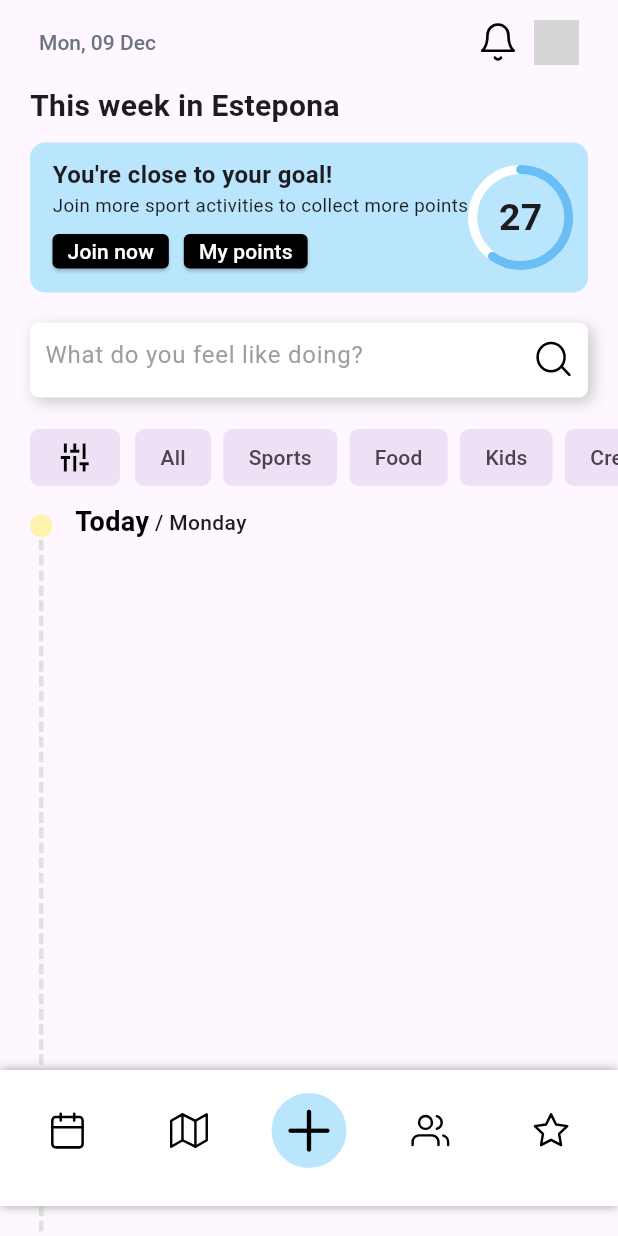
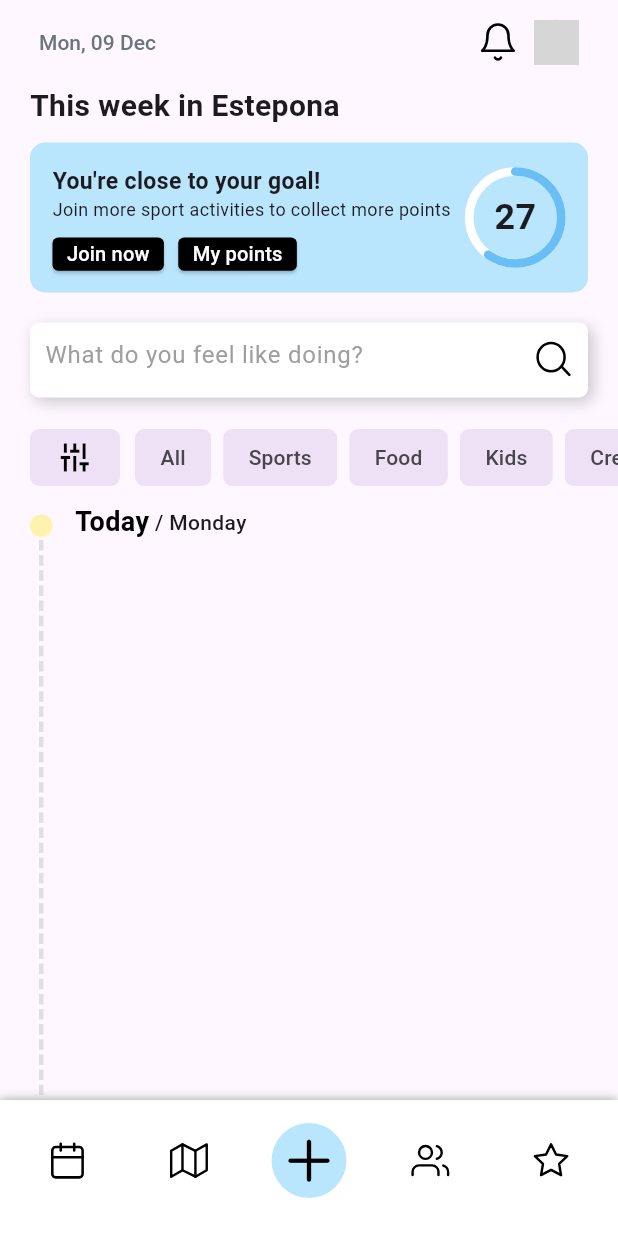
Before and after one commit to dMuvdi/TWNSQUARE, a Flutter app: the screen it shows after launch, on a phone screen of 412 x 824 dp. Run offline on Flutter 3.47's test engine with Material 3 defaults, Android fonts, the light colour scheme and no system bars; drawn by our look-alikes of flutter_dash, percent_indicator; our stand-ins replace auto_size_text, cloud_firestore, firebase_core, flutter_svg, get; accounts and stored records are empty; generated files the repository leaves out were written again; network calls fail; statements that could not run were skipped; project files that could hold a hidden picture were left out; grey boxes are pictures that could not be loaded.

Commit message:
Updated mobile responsiveness and README

```diff
--- a/lib/app/screens/mobile/home_view.dart
+++ b/lib/app/screens/mobile/home_view.dart
@@ -84,6 +84,7 @@ class MobileHomeView extends GetView<HomeViewController> {
                     decoration: BoxDecoration(
                         color: const Color(0xFFBAE6FD),
                         borderRadius: BorderRadius.circular(10.0)),
+                    child: FittedBox(
                       child: Row(
                         mainAxisAlignment: MainAxisAlignment.spaceBetween,
                         children: [
@@ -98,7 +99,8 @@ class MobileHomeView extends GetView<HomeViewController> {
                               const Text(
                                 'Join more sport activities to collect more points',
                                 style: TextStyle(
-                                  fontSize: 12.5, fontWeight: FontWeight.w400),
+                                    fontSize: 12.5,
+                                    fontWeight: FontWeight.w400),
                               ),
                               const SizedBox(
                                 height: 10.0,
@@ -114,7 +116,8 @@ class MobileHomeView extends GetView<HomeViewController> {
                                             horizontal: 10.0),
                                         backgroundColor: Colors.black,
                                         shape: RoundedRectangleBorder(
-                                        borderRadius: BorderRadius.circular(4),
+                                          borderRadius:
+                                              BorderRadius.circular(4),
                                         ),
                                         minimumSize:
                                             const Size(1, 23), // width, height
@@ -139,7 +142,8 @@ class MobileHomeView extends GetView<HomeViewController> {
                                             horizontal: 10.0),
                                         backgroundColor: Colors.black,
                                         shape: RoundedRectangleBorder(
-                                        borderRadius: BorderRadius.circular(4),
+                                          borderRadius:
+                                              BorderRadius.circular(4),
                                         ),
                                         minimumSize:
                                             const Size(1, 23), // width, height
@@ -155,6 +159,9 @@ class MobileHomeView extends GetView<HomeViewController> {
                                 ],
                               )
                             ],
+                          ),
+                          const SizedBox(
+                            width: 10.0,
                           ),
                           CircularPercentIndicator(
                             radius: 35,
@@ -172,6 +179,7 @@ class MobileHomeView extends GetView<HomeViewController> {
                             ),
                           ),
                         ],
+                      ),
                     ),
                   ),
                 ),
--- a/lib/app/screens/mobile/layout/layout_screen.dart
+++ b/lib/app/screens/mobile/layout/layout_screen.dart
@@ -1,27 +1,21 @@
-import 'dart:io';
-
 import 'package:flutter/material.dart';
 import 'package:twn_square/app/screens/mobile/home_view.dart';
-
 
 import '../../../../src/shared/bottom_navigation_bar.dart';
 
 class LayoutScreen extends StatelessWidget {
-
   const LayoutScreen({super.key});
 
   @override
-  Widget build(BuildContext context) => Scaffold(
+  Widget build(BuildContext context) => const Scaffold(
         backgroundColor: Colors.white,
         resizeToAvoidBottomInset: false,
         body: Stack(
           children: [
-            const Center(
-              child: MobileHomeView()
-            ),
+            Center(child: MobileHomeView()),
             Padding(
-              padding: EdgeInsets.only(bottom: Platform.isAndroid ? 20.0 : 0.0),
-              child: const Align(
+              padding: EdgeInsets.only(bottom: 0.0),
+              child: Align(
                 alignment: Alignment.bottomCenter,
                 child: BottomNavigationBarCustom(),
               ),
--- a/lib/app/screens/web/home_view.dart
+++ b/lib/app/screens/web/home_view.dart
@@ -1,13 +1,8 @@
-import 'package:auto_size_text/auto_size_text.dart';
 import 'package:flutter/material.dart';
-import 'package:flutter/widgets.dart';
-import 'package:get/get.dart';
 import 'package:twn_square/app/screens/widgets/cards/activity_card.dart';
-import 'package:twn_square/src/utils/gen/assets.gen.dart';
 // import 'package:twn_square/src/models/activity.dart';
 // import 'package:twn_square/src/services/data_service.dart';
 
-import '../../../src/utils/gen/fonts.gen.dart';
 
 class WebHomeView extends StatelessWidget {
   const WebHomeView({super.key});
```
Also changed, not shown: lib/app/screens/widgets/cards/activity_card.dart (+10 -6 lines), 2 other files. Lines whose indentation alone changed are shown as unchanged.
